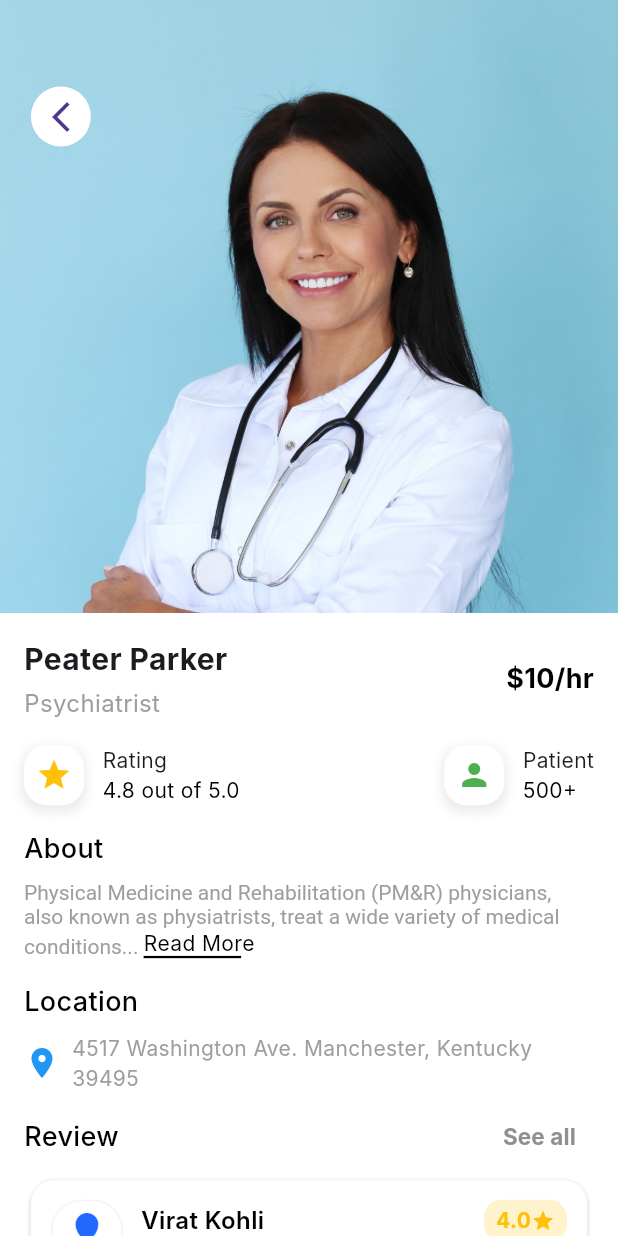
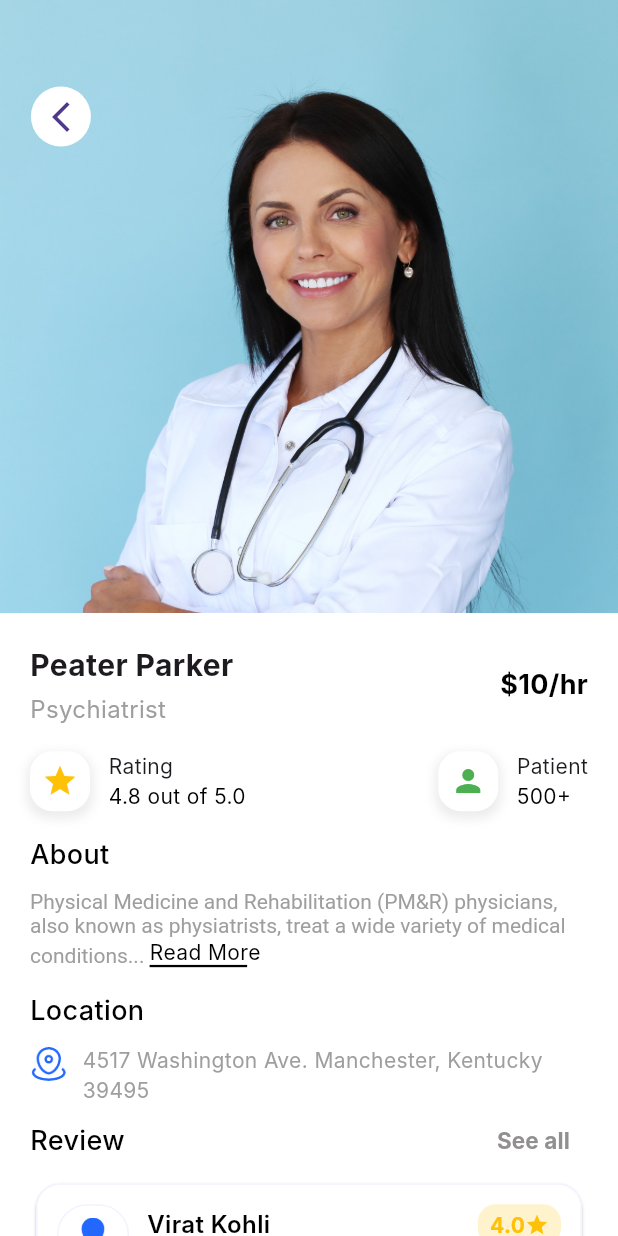
Before and after one commit to MustuBharmal/DocBookingApp, a Flutter app: the SpecialistDetailScreen screen opened by its route, on a phone screen of 412 x 824 dp. Run offline on Flutter 3.47's test engine with Material 3 defaults, Android fonts, the phone set to English and light mode, and no system bars; our stand-ins replace get, get_storage, google_fonts, logger; accounts and stored records are empty; Roboto replaces fonts that are missing (Inter).

Commit message:
Specialist detail screen update

```diff
--- a/lib/global/images.dart
+++ b/lib/global/images.dart
@@ -11,6 +11,8 @@ abstract class AppImage {
 
   ///icons
   static String get bloodletting => 'bloodletting'.iconPng;
+
+  static String get mapOutline => 'map_icon'.iconPng;
 
   static String get flushots => 'flushots'.iconPng;
 
--- a/lib/presentations/specialist/view/specialist_detail_screen.dart
+++ b/lib/presentations/specialist/view/specialist_detail_screen.dart
@@ -4,9 +4,9 @@ import 'package:doc_booking_app/global/images.dart';
 import 'package:doc_booking_app/presentations/specialist/widget/custom_review_card.dart';
 import 'package:doc_booking_app/widgets/blue_button.dart';
 import 'package:doc_booking_app/widgets/custom_header_text.dart';
+import 'package:doc_booking_app/widgets/custom_icon_sizebox.dart';
 import 'package:flutter/material.dart';
 import 'package:get/get.dart';
-
 import '../../../global/styles.dart';
 
 class SpecialistDetailScreen extends StatelessWidget {
@@ -22,6 +22,7 @@ class SpecialistDetailScreen extends StatelessWidget {
         child: Column(
           children: [
             Stack(children: [
+              //Doctor Image
               ClipRect(
                 child: Align(
                   alignment: Alignment.topCenter,
@@ -32,6 +33,7 @@ class SpecialistDetailScreen extends StatelessWidget {
                   ),
                 ),
               ),
+              //Back Icon Button
               Positioned(
                   top: Get.width * 0.14,
                   left: Get.width * 0.05,
@@ -45,7 +47,7 @@ class SpecialistDetailScreen extends StatelessWidget {
                   ))
             ]),
             Container(
-              padding: const EdgeInsets.all(16.0),
+              padding: const EdgeInsets.symmetric(vertical: 20, horizontal: 20),
               decoration: BoxDecoration(
                 color: Colors.white,
                 borderRadius: BorderRadius.circular(12),
@@ -86,8 +88,9 @@ class SpecialistDetailScreen extends StatelessWidget {
                       ),
                     ],
                   ),
-                  const SizedBox(height: 16),
-                  Row(
+                  Container(
+                    padding: EdgeInsets.symmetric(vertical: 16),
+                    child: Row(
                       mainAxisAlignment: MainAxisAlignment.spaceBetween,
                       children: [
                         ///for rating
@@ -178,10 +181,11 @@ class SpecialistDetailScreen extends StatelessWidget {
                         ),
                       ],
                     ),
-                  const SizedBox(height: 16),
+                  ),
                   const CustomerHeaderText(text: "About"),
-                  const SizedBox(height: 8),
-                  RichText(
+                  Container(
+                    padding: EdgeInsets.only(top: 10, bottom: 16),
+                    child: RichText(
                       text: TextSpan(
                         text:
                             "Physical Medicine and Rehabilitation (PM&R) physicians, also known as physiatrists, treat a wide variety of medical conditions... ",
@@ -216,18 +220,22 @@ class SpecialistDetailScreen extends StatelessWidget {
                         ],
                       ),
                     ),
-                  const SizedBox(height: 16),
+                  ),
                   const CustomerHeaderText(
                     text: "Location",
                   ),
-                  const SizedBox(height: 8),
+                  const SizedBox(height: 10),
                   Row(
+                    mainAxisAlignment: MainAxisAlignment.start,
+                    crossAxisAlignment: CrossAxisAlignment.start,
                     children: [
-                      const Icon(
-                        Icons.location_on,
-                        color: Colors.blue,
+                      CustomIconSizeBox(
+                          iconPath: AppImage.mapOutline,
+                          iconWidth: 25,
+                          iconHeight: 25),
+                      SizedBox(
+                        width: 10,
                       ),
-                      const SizedBox(width: 8),
                       Expanded(
                         child: Text(
                           "4517 Washington Ave. Manchester, Kentucky 39495",
@@ -236,14 +244,11 @@ class SpecialistDetailScreen extends StatelessWidget {
                       ),
                     ],
                   ),
-                  Padding(
-                    padding: const EdgeInsets.only(top: 5),
-                    child: CustomerHeaderText(
+                  CustomerHeaderText(
                     text: "Review",
                     button: TextButton(
                         onPressed: () {},
                         child: Text("See all", style: subtitleStyle1)),
-                    ),
                   ),
                   Padding(
                     padding: const EdgeInsets.only(bottom: 20),
```
Also changed, not shown: assets/icons/map_icon.png (added). Lines whose indentation alone changed are shown as unchanged.
